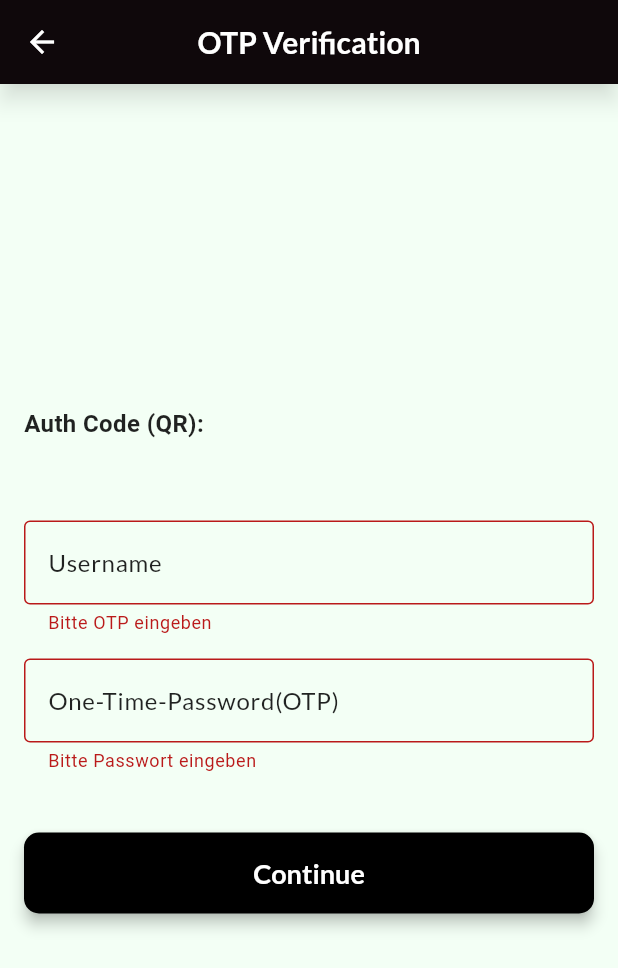
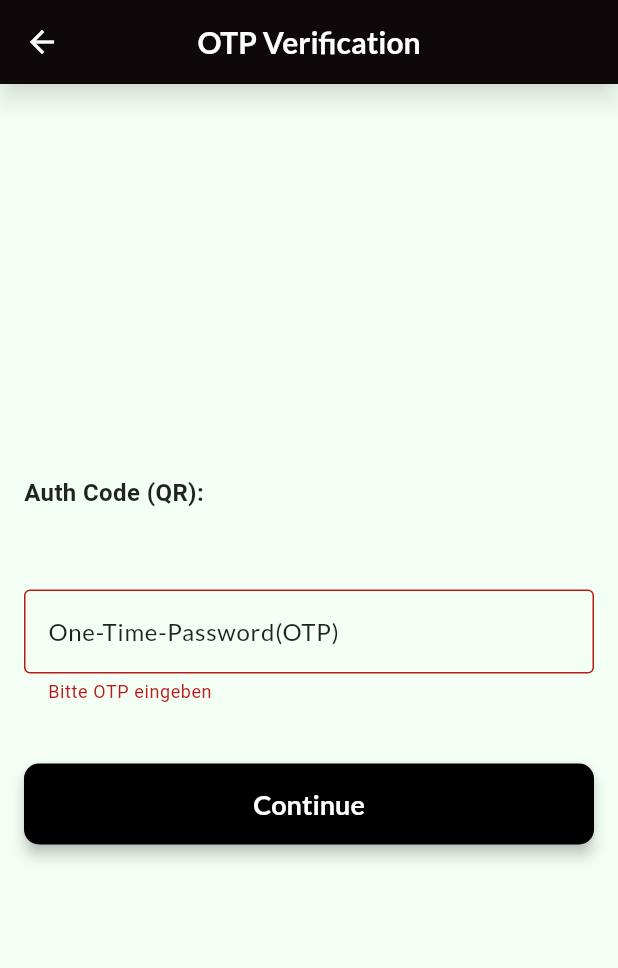
Before and after one commit to felixkiupel/winfprojekt, a Flutter app: the OtpFormScreen screen opened directly with empty values, after a tap on "Continue", on a phone screen of 412 x 824 dp. Shown: the top 968 px of the screen. Run offline on Flutter 3.47's test engine with Material 3 defaults, Android fonts, the phone set to English and light mode, and no system bars; our stand-ins replace flutter_dotenv, google_fonts, image_picker; missing offline and left inert: qr_code_scanner, qr_code_tools.

Commit message:
[Add] OTP Verification @Login

```diff
--- a/frontend/lib/screens/04_otp_form_screen.dart
+++ b/frontend/lib/screens/04_otp_form_screen.dart
@@ -96,7 +96,7 @@ class _OtpFormScreenState extends State<OtpFormScreen> {
                     const SizedBox(height: 24),
                     TextFormField(
                       decoration: const InputDecoration(
-                        labelText: 'Username',
+                        labelText: 'One-Time-Password(OTP)',
                         border: OutlineInputBorder(),
                       ),
                       keyboardType: TextInputType.number,
@@ -106,20 +106,6 @@ class _OtpFormScreenState extends State<OtpFormScreen> {
                         return null;
                       },
                       onSaved: (value) => otp = value,
-                    ),
-                    const SizedBox(height: 16),
-                    TextFormField(
-                      decoration: const InputDecoration(
-                        labelText: 'One-Time-Password(OTP)',
-                        border: OutlineInputBorder(),
-                      ),
-                      obscureText: true,
-                      validator: (value) {
-                        if (value == null || value.isEmpty) return 'Bitte Passwort eingeben';
-                        if (value.length < 6) return 'Passwort muss mindestens 6 Zeichen haben';
-                        return null;
-                      },
-                      onSaved: (value) => password = value,
                     ),
                     const SizedBox(height: 16),
                     if (errorMessage != null) ...[
```
Also changed, not shown: 1 other file.
